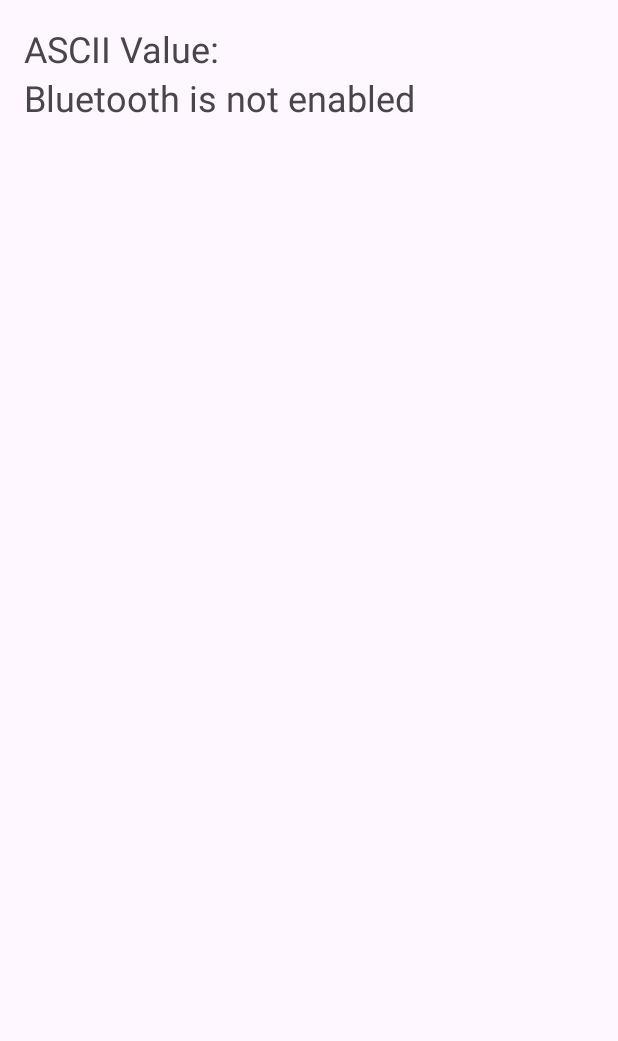
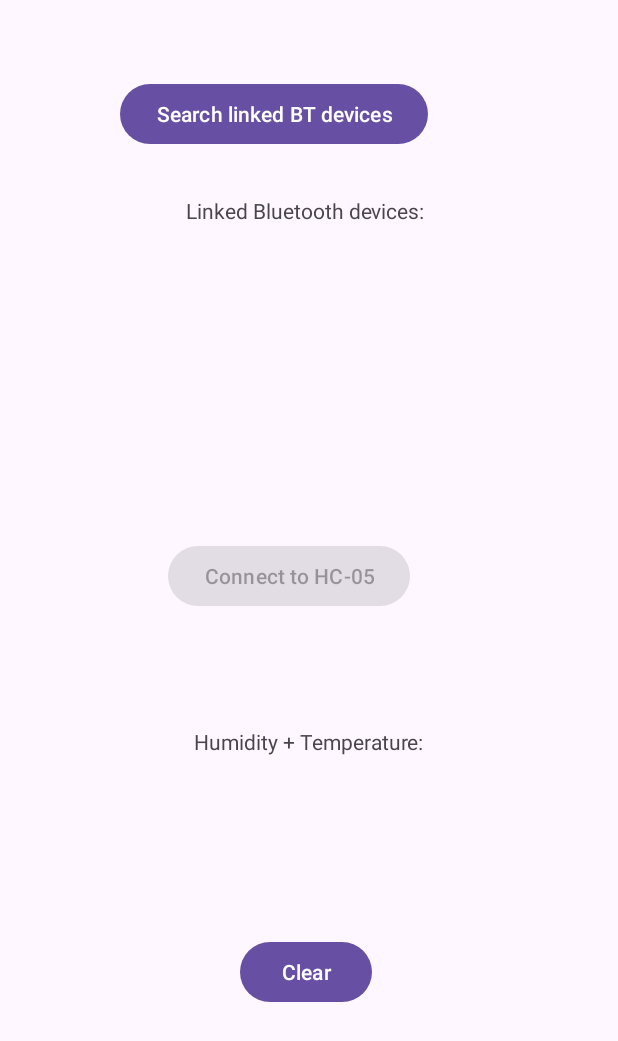
Before and after one commit to AyaanDaughterofSnehil/EcoFlow1, an Android app: the WaterTracking screen opened directly, with no data from a screen before it, on a phone screen of 412 x 824 dp. Shown: the top 1041 px of the screen. Run offline under Robolectric (Android 15) with nearby library versions, the phone set to English and light mode, and no system bars; our stand-ins replace RxJava; 1 statement that could not run was skipped.

Commit message:
Profile bana bsdk mc

```diff
--- a/app/build.gradle
+++ b/app/build.gradle
@@ -40,4 +40,6 @@ dependencies {
     testImplementation libs.junit
     androidTestImplementation libs.ext.junit
     androidTestImplementation libs.espresso.core
+    implementation 'io.reactivex.rxjava2:rxandroid:2.0.1'
+    implementation 'io.reactivex.rxjava2:rxjava:2.0.8'
 }
--- a/app/src/main/java/com/example/ecoflow/WaterTracking.java
+++ b/app/src/main/java/com/example/ecoflow/WaterTracking.java
@@ -1,118 +1,214 @@
 package com.example.ecoflow;
 
-import android.content.pm.PackageManager;
-import android.os.Bundle;
-
-import androidx.activity.EdgeToEdge;
-import androidx.appcompat.app.AppCompatActivity;
-import androidx.core.app.ActivityCompat;
-import androidx.core.graphics.Insets;
-import androidx.core.view.ViewCompat;
-import androidx.core.view.WindowInsetsCompat;
-
+import android.Manifest;
+import android.annotation.SuppressLint;
+import android.app.Activity;
 import android.bluetooth.BluetoothAdapter;
 import android.bluetooth.BluetoothDevice;
+import android.bluetooth.BluetoothManager;
 import android.bluetooth.BluetoothSocket;
+import android.content.Context;
+import android.content.Intent;
+import android.content.pm.PackageManager;
+import android.database.Observable;
+import android.os.Build;
 import android.os.Bundle;
 import android.os.Handler;
 import android.os.Looper;
+import android.os.Message;
+import android.os.SystemClock;
+import android.util.Log;
+import android.view.View;
 import android.view.WindowManager;
+import android.widget.Button;
 import android.widget.TextView;
 
+import androidx.annotation.RequiresApi;
 import androidx.appcompat.app.AppCompatActivity;
+import androidx.core.app.ActivityCompat;
 
 import java.io.IOException;
 import java.io.InputStream;
 import java.io.OutputStream;
+import java.util.Set;
 import java.util.UUID;
+
+import io.reactivex.Observable;
+import io.reactivex.android.schedulers.AndroidSchedulers;
+import io.reactivex.schedulers.Schedulers;
 
 public class WaterTracking extends AppCompatActivity {
 
-    private static final UUID MY_UUID = UUID.fromString("00001101-0000-1000-8000-00805F9B34FB"); // Replace with your UUID
-    private static final String DEVICE_ADDRESS = "C0:5F:29:37:BB:BD"; // Replace with your device address
-    private BluetoothAdapter bluetoothAdapter;
-    private BluetoothSocket socket;
-    private InputStream inputStream;
-    private OutputStream outputStream;
-
-    private TextView textViewDisplayValue;
-    private Handler handler;
+    // Global variables we will use in the
+    private static final String TAG = "FrugalLogs";
+    private static final int REQUEST_ENABLE_BT = 1;
+    //We will use a Handler to get the BT Connection statys
+    public static Handler handler;
+    private final static int ERROR_READ = 0; // used in bluetooth handler to identify message update
+    BluetoothDevice arduinoBTModule = null;
+    UUID arduinoUUID = UUID.fromString("00001101-0000-1000-8000-00805F9B34FB"); //We declare a default UUID to create the global variable
+    @RequiresApi(api = Build.VERSION_CODES.M)
 
     @Override
     protected void onCreate(Bundle savedInstanceState) {
         super.onCreate(savedInstanceState);
-        getWindow().setFlags(WindowManager.LayoutParams.FLAG_FULLSCREEN,WindowManager.LayoutParams.FLAG_FULLSCREEN);
+        getWindow().setFlags(WindowManager.LayoutParams.FLAG_FULLSCREEN, WindowManager.LayoutParams.FLAG_FULLSCREEN);
         setContentView(R.layout.activity_water_tracking);
 
-        textViewDisplayValue = findViewById(R.id.textViewDisplayValue);
 
-        bluetoothAdapter = BluetoothAdapter.getDefaultAdapter();
-        if (bluetoothAdapter == null) {
-            textViewDisplayValue.setText("Bluetooth not supported");
-            return;
-        }
+        //Intances of BT Manager and BT Adapter needed to work with BT in Android.
+        BluetoothManager bluetoothManager = getSystemService(BluetoothManager.class);
+        BluetoothAdapter bluetoothAdapter = bluetoothManager.getAdapter();
+        //Intances of the Android UI elements that will will use during the execution of the APP
+        TextView btReadings = findViewById(R.id.btReadings);
+        TextView btDevices = findViewById(R.id.btDevices);
+        Button connectToDevice = (Button) findViewById(R.id.connectToDevice);
+        Button seachDevices = (Button) findViewById(R.id.seachDevices);
+        Button clearValues = (Button) findViewById(R.id.refresh);
+        Log.d(TAG, "Begin Execution");
 
-        if (!bluetoothAdapter.isEnabled()) {
-            textViewDisplayValue.setText("Bluetooth is not enabled");
-            return;
-        }
 
-        BluetoothDevice device = bluetoothAdapter.getRemoteDevice(DEVICE_ADDRESS);
-        connectToDevice(device);
+        //Using a handler to update the interface in case of an error connecting to the BT device
+        //My idea is to show handler vs RxAndroid
+        handler = new Handler(Looper.getMainLooper()) {
+            @Override
+            public void handleMessage(Message msg) {
+                switch (msg.what) {
 
-        handler = new Handler(Looper.getMainLooper());
-    }
+                    case ERROR_READ:
+                        String arduinoMsg = msg.obj.toString(); // Read message from Arduino
+                        btReadings.setText(arduinoMsg);
+                        break;
+                }
+            }
+        };
 
-    private void connectToDevice(BluetoothDevice device) {
-        new Thread(() -> {
-            try {
-                if (ActivityCompat.checkSelfPermission(this, android.Manifest.permission.BLUETOOTH_CONNECT) != PackageManager.PERMISSION_GRANTED) {
-                    // TODO: Consider calling
-                    //    ActivityCompat#requestPermissions
-                    // here to request the missing permissions, and then overriding
-                    //   public void onRequestPermissionsResult(int requestCode, String[] permissions,
-                    //                                          int[] grantResults)
-                    // to handle the case where the user grants the permission. See the documentation
-                    // for ActivityCompat#requestPermissions for more details.
-                    return;
+        // Set a listener event on a button to clear the texts
+        clearValues.setOnClickListener(new View.OnClickListener() {
+            @Override
+            public void onClick(View view) {
+                btDevices.setText("");
+                btReadings.setText("");
+            }
+        });
+
+        // Create an Observable from RxAndroid
+        //The code will be executed when an Observer subscribes to the the Observable
+        final Observable<String> connectToBTObservable = Observable.create(emitter -> {
+            Log.d(TAG, "Calling connectThread class");
+            //Call the constructor of the ConnectThread class
+            //Passing the Arguments: an Object that represents the BT device,
+            // the UUID and then the handler to update the UI
+            ConnectThread connectThread = new ConnectThread(arduinoBTModule, arduinoUUID, handler);
+            connectThread.run();
+            //Check if Socket connected
+            if (connectThread.getMmSocket().isConnected()) {
+                Log.d(TAG, "Calling ConnectedThread class");
+                //The pass the Open socket as arguments to call the constructor of ConnectedThread
+                ConnectedThread connectedThread = new ConnectedThread(connectThread.getMmSocket());
+                connectedThread.run();
+                if(connectedThread.getValueRead()!=null)
+                {
+                    // If we have read a value from the Arduino
+                    // we call the onNext() function
+                    //This value will be observed by the observer
+                    emitter.onNext(connectedThread.getValueRead());
                 }
-                socket = device.createRfcommSocketToServiceRecord(MY_UUID);
-                socket.connect();
+                //We just want to stream 1 value, so we close the BT stream
+                connectedThread.cancel();
+            }
+            // SystemClock.sleep(5000); // simulate delay
+            //Then we close the socket connection
+            connectThread.cancel();
+            //We could Override the onComplete function
+            emitter.onComplete();
 
-                inputStream = socket.getInputStream();
-                outputStream = socket.getOutputStream();
+        });
 
-                byte[] buffer = new byte[1024];
-                int bytes;
+        connectToDevice.setOnClickListener(new View.OnClickListener() {
+            @Override
+            public void onClick(View view) {
+                btReadings.setText("");
+                if (arduinoBTModule != null) {
+                    //We subscribe to the observable until the onComplete() is called
+                    //We also define control the thread management with
+                    // subscribeOn:  the thread in which you want to execute the action
+                    // observeOn: the thread in which you want to get the response
+                    connectToBTObservable.
+                            observeOn(AndroidSchedulers.mainThread()).
+                            subscribeOn(Schedulers.io()).
+                            subscribe(valueRead -> {
+                                //valueRead returned by the onNext() from the Observable
+                                btReadings.setText(valueRead);
+                                //We just scratched the surface with RxAndroid
+                            });
 
-                while (true) {
-                    try {
-                        bytes = inputStream.read(buffer);
-                        String receivedData = new String(buffer, 0, bytes);
+                }
+            }
+        });
 
-                        // Update the TextView on the main thread
-                        handler.post(() -> textViewDisplayValue.setText("Received: " + receivedData));
+        seachDevices.setOnClickListener(new View.OnClickListener() {
+            //Display all the linked BT Devices
+            @Override
+            public void onClick(View view) {
+                //Check if the phone supports BT
+                if (bluetoothAdapter == null) {
+                    // Device doesn't support Bluetooth
+                    Log.d(TAG, "Device doesn't support Bluetooth");
+                } else {
+                    Log.d(TAG, "Device support Bluetooth");
+                    //Check BT enabled. If disabled, we ask the user to enable BT
+                    if (!bluetoothAdapter.isEnabled()) {
+                        Log.d(TAG, "Bluetooth is disabled");
+                        Intent enableBtIntent = new Intent(BluetoothAdapter.ACTION_REQUEST_ENABLE);
+                        if (ActivityCompat.checkSelfPermission(getApplicationContext(), Manifest.permission.BLUETOOTH_CONNECT) != PackageManager.PERMISSION_GRANTED) {
+                            // TODO: Consider calling
+                            //    ActivityCompat#requestPermissions
+                            // here to request the missing permissions, and then overriding
+                            //   public void onRequestPermissionsResult(int requestCode, String[] permissions,
+                            //                                          int[] grantResults)
+                            // to handle the case where the user grants the permission. See the documentation
+                            // for ActivityCompat#requestPermissions for more details.
+                            Log.d(TAG, "We don't BT Permissions");
+                            startActivityForResult(enableBtIntent, REQUEST_ENABLE_BT);
+                            Log.d(TAG, "Bluetooth is enabled now");
+                        } else {
+                            Log.d(TAG, "We have BT Permissions");
+                            startActivityForResult(enableBtIntent, REQUEST_ENABLE_BT);
+                            Log.d(TAG, "Bluetooth is enabled now");
+                        }
 
-                    } catch (IOException e) {
-                        break;
+                    } else {
+                        Log.d(TAG, "Bluetooth is enabled");
+                    }
+                    String btDevicesString="";
+                    Set < BluetoothDevice > pairedDevices = bluetoothAdapter.getBondedDevices();
+
+                    if (pairedDevices.size() > 0) {
+                        // There are paired devices. Get the name and address of each paired device.
+                        for (BluetoothDevice device: pairedDevices) {
+                            String deviceName = device.getName();
+                            String deviceHardwareAddress = device.getAddress(); // MAC address
+                            Log.d(TAG, "deviceName:" + deviceName);
+                            Log.d(TAG, "deviceHardwareAddress:" + deviceHardwareAddress);
+                            //We append all devices to a String that we will display in the UI
+                            btDevicesString=btDevicesString+deviceName+" || "+deviceHardwareAddress+"\n";
+                            //If we find the HC 05 device (the Arduino BT module)
+                            //We assign the device value to the Global variable BluetoothDevice
+                            //We enable the button "Connect to HC 05 device"
+                            if (deviceName.equals("HC-05")) {
+                                Log.d(TAG, "HC-05 found");
+                                arduinoUUID = device.getUuids()[0].getUuid();
+                                arduinoBTModule = device;
+                                //HC -05 Found, enabling the button to read results
+                                connectToDevice.setEnabled(true);
+                            }
+                            btDevices.setText(btDevicesString);
+                        }
                     }
                 }
-            } catch (IOException e) {
-                e.printStackTrace();
-                handler.post(() -> textViewDisplayValue.setText("Connection failed"));
+                Log.d(TAG, "Button Pressed");
             }
-        }).start();
-    }
-
-    @Override
-    protected void onDestroy() {
-        super.onDestroy();
-        try {
-            if (socket != null) {
-                socket.close();
-            }
-        } catch (IOException e) {
-            e.printStackTrace();
-        }
+        });
     }
 }
--- a/app/src/main/res/layout/activity_water_tracking.xml
+++ b/app/src/main/res/layout/activity_water_tracking.xml
@@ -1,26 +1,93 @@
 <?xml version="1.0" encoding="utf-8"?>
-<LinearLayout xmlns:android="http://schemas.android.com/apk/res/android"
+<androidx.constraintlayout.widget.ConstraintLayout xmlns:android="http://schemas.android.com/apk/res/android"
     xmlns:app="http://schemas.android.com/apk/res-auto"
     xmlns:tools="http://schemas.android.com/tools"
-    android:id="@+id/main"
     android:layout_width="match_parent"
     android:layout_height="match_parent"
-    tools:context=".WaterTracking"
-    android:orientation="vertical"
-    android:padding="16dp">
+    tools:context=".WaterTracking">
 
     <TextView
-        android:id="@+id/textViewAsciiValue"
+        android:id="@+id/btDevicesText"
         android:layout_width="wrap_content"
         android:layout_height="wrap_content"
-        android:text="ASCII Value:"
-        android:textSize="24sp"/>
+        android:text="Linked Bluetooth devices:"
+        app:layout_constraintBottom_toBottomOf="parent"
+        app:layout_constraintEnd_toEndOf="parent"
+        app:layout_constraintHorizontal_bias="0.49"
+        app:layout_constraintStart_toStartOf="parent"
+        app:layout_constraintTop_toTopOf="parent"
+        app:layout_constraintVertical_bias="0.162" />
+
 
     <TextView
-        android:id="@+id/textViewDisplayValue"
+        android:id="@+id/btDevices"
         android:layout_width="wrap_content"
         android:layout_height="wrap_content"
-        android:text="Waiting for data..."
-        android:textSize="24sp"/>
+        android:text=""
+        app:layout_constraintBottom_toBottomOf="parent"
+        app:layout_constraintEnd_toEndOf="parent"
+        app:layout_constraintHorizontal_bias="0.498"
+        app:layout_constraintStart_toStartOf="parent"
+        app:layout_constraintTop_toTopOf="parent"
+        app:layout_constraintVertical_bias="0.24" />
 
-</LinearLayout>
+    <TextView
+        android:id="@+id/btReadingsText"
+        android:layout_width="wrap_content"
+        android:layout_height="wrap_content"
+        android:text="Humidity + Temperature:"
+        app:layout_constraintBottom_toBottomOf="parent"
+        app:layout_constraintEnd_toEndOf="parent"
+        app:layout_constraintStart_toStartOf="parent"
+        app:layout_constraintTop_toTopOf="parent"
+        app:layout_constraintVertical_bias="0.602" />
+
+    <TextView
+        android:id="@+id/btReadings"
+        android:layout_width="wrap_content"
+        android:layout_height="wrap_content"
+        android:text=""
+        android:textSize="20sp"
+        android:textStyle="bold"
+        app:layout_constraintBottom_toBottomOf="parent"
+        app:layout_constraintEnd_toEndOf="parent"
+        app:layout_constraintHorizontal_bias="0.498"
+        app:layout_constraintStart_toStartOf="parent"
+        app:layout_constraintTop_toTopOf="parent"
+        app:layout_constraintVertical_bias="0.725" />
+
+    <Button
+        android:id="@+id/seachDevices"
+        android:layout_width="wrap_content"
+        android:layout_height="wrap_content"
+        android:layout_marginStart="80dp"
+        android:layout_marginTop="52dp"
+        android:text="Search linked BT devices"
+        app:layout_constraintStart_toStartOf="parent"
+        app:layout_constraintTop_toTopOf="parent"
+        tools:ignore="MissingConstraints" />
+
+    <Button
+        android:id="@+id/connectToDevice"
+        android:layout_width="wrap_content"
+        android:layout_height="wrap_content"
+        android:layout_marginStart="112dp"
+        android:layout_marginTop="360dp"
+        android:enabled="false"
+        android:text="Connect to HC-05"
+        app:layout_constraintStart_toStartOf="parent"
+        app:layout_constraintTop_toTopOf="parent"
+        tools:ignore="MissingConstraints" />
+
+    <Button
+        android:id="@+id/refresh"
+        android:layout_width="wrap_content"
+        android:layout_height="wrap_content"
+        android:layout_marginStart="160dp"
+        android:layout_marginTop="624dp"
+        android:text="Clear"
+        app:layout_constraintStart_toStartOf="parent"
+        app:layout_constraintTop_toTopOf="parent"
+        tools:ignore="MissingConstraints" />
+
+</androidx.constraintlayout.widget.ConstraintLayout>
```
Also changed, not shown: app/src/main/AndroidManifest.xml (+18 -5 lines), app/src/main/java/com/example/ecoflow/ConnectThread.java (added, +71 -0 lines), app/src/main/java/com/example/ecoflow/ConnectedThread.java (added, +87 -0 lines).
